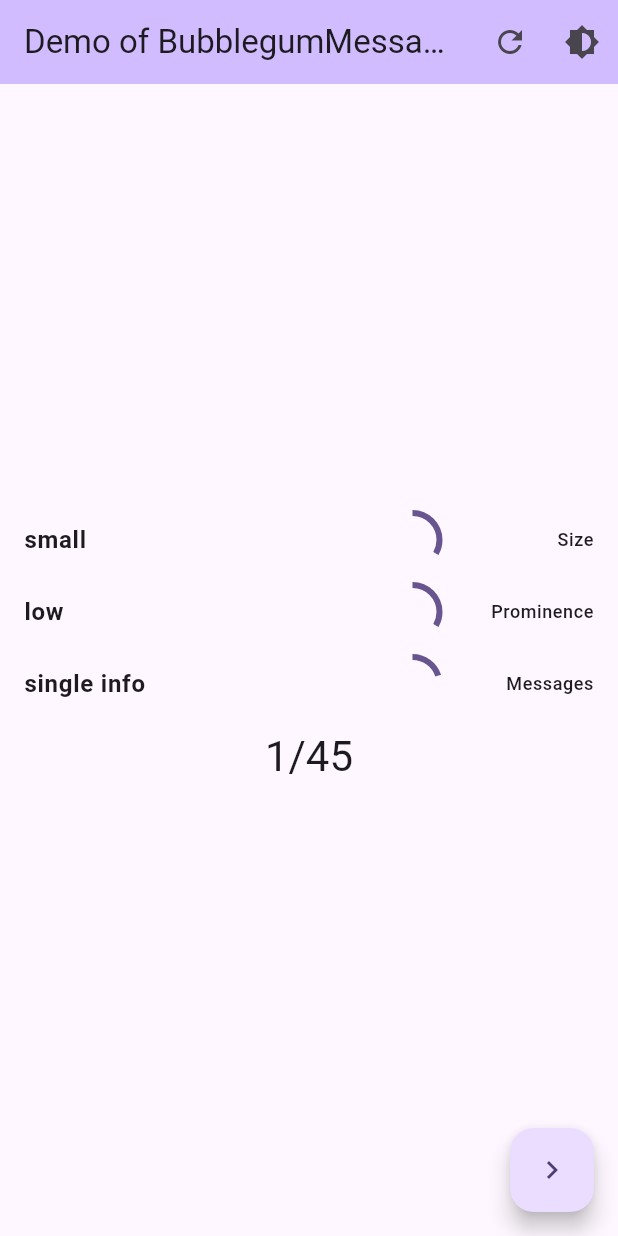
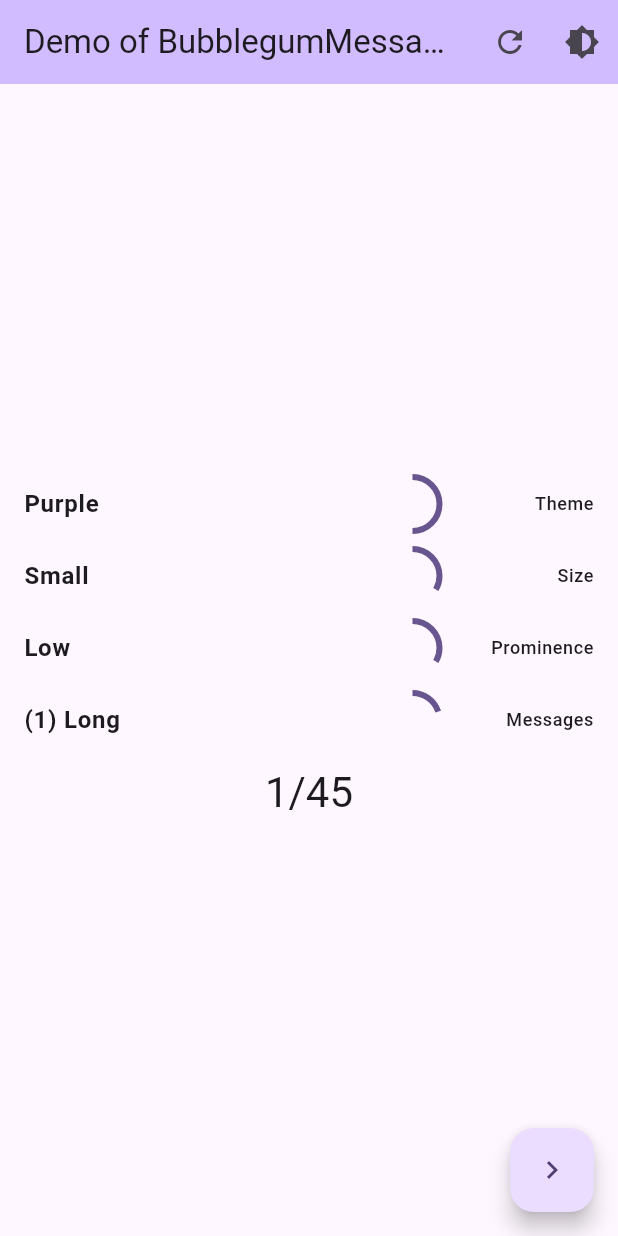
Before and after one commit to flarebyte/message_slot_bubblegum, a Flutter app: the screen it shows after launch, on a phone screen of 412 x 824 dp. Run offline on Flutter 3.47's test engine with Material 3 defaults, Android fonts, the phone set to English and light mode, and no system bars; missing offline and left inert: grand_copperframe, slotboard_copperframe.

Commit message:
Uses Card ListTile

```diff
--- a/example/lib/main.dart
+++ b/example/lib/main.dart
@@ -64,6 +64,8 @@ class _MyAppState extends State<MyApp> {
             mainAxisAlignment: MainAxisAlignment.center,
             children: <Widget>[
               CircularParameterWidget(
+                  title: 'Theme', parameterList: themeData),
+              CircularParameterWidget(
                   title: 'Size', parameterList: loopData.size),
               CircularParameterWidget(
                   title: 'Prominence', parameterList: loopData.prominence),
--- a/example/lib/widget_data.dart
+++ b/example/lib/widget_data.dart
@@ -16,20 +16,20 @@ class IterationData {
   late MultiCircularIterator mainCircularIterator;
   IterationData(){
     slotMessages = CircularParameterList<List<CopperframeMessage>>(
-        label: 'single info',
-        value: [MessageRepo.longInfo]).addParameter('error and info', [
+        label: '(1) Long',
+        value: [MessageRepo.longInfo]).addParameter('(2)', [
       MessageRepo.error,
       MessageRepo.info
-    ]).addParameter('error warning info', [
+    ]).addParameter('(3)', [
       MessageRepo.error,
       MessageRepo.warning,
       MessageRepo.info
-    ]).addParameter('error and info', [
+    ]).addParameter('(4)', [
       MessageRepo.otherError,
       MessageRepo.error,
       MessageRepo.warning,
       MessageRepo.info
-    ]).addParameter('6 messages', [
+    ]).addParameter('(6)', [
       MessageRepo.info,
       MessageRepo.warning,
       MessageRepo.info,
@@ -37,12 +37,12 @@ class IterationData {
       MessageRepo.info,
       MessageRepo.warning,
     ]);
-    prominence = CircularParameterList<String>(label: 'low', value: 'low')
-        .addParameter('medium', 'medium')
-        .addParameter('high', 'high');
-    size = CircularParameterList<String>(label: 'small', value: 'small')
-        .addParameter('medium', 'medium')
-        .addParameter('large', 'large');
+    prominence = CircularParameterList<String>(label: 'Low', value: 'low')
+        .addParameter('Medium', 'medium')
+        .addParameter('High', 'high');
+    size = CircularParameterList<String>(label: 'Small', value: 'small')
+        .addParameter('Medium', 'medium')
+        .addParameter('Large', 'large');
     mainCircularIterator = MultiCircularIterator([prominence, size, slotMessages]);
 
   }
--- a/lib/src/message_slot_material.dart
+++ b/lib/src/message_slot_material.dart
@@ -26,26 +26,37 @@ class BubblegumMessageSlot extends StatelessWidget {
   @override
   Widget build(BuildContext context) {
     return Container(
-      decoration: _buildDecorationByProminence(),
+      decoration: _buildDecorationByProminence(context),
       padding: const EdgeInsets.all(8.0),
       child: _buildSlotContent(context),
     );
   }
 
-  BoxDecoration _buildDecorationByProminence() {
+  BoxDecoration _buildDecorationByProminence(BuildContext context) {
     switch (slot.prominence) {
       case 'low':
-        return BoxDecoration(color: Colors.grey[200]);
+        return BoxDecoration(
+          color: Theme.of(context).cardColor,
+          border: Border.all(
+            width: 1.0,
+          ),
+        );
       case 'medium':
-        return BoxDecoration(color: Colors.white, boxShadow: [
-          BoxShadow(color: Colors.grey.shade400, blurRadius: 2),
-        ]);
+        return BoxDecoration(
+          color: Theme.of(context).cardColor,
+          border: Border.all(
+            width: 2.0,
+          ),
+        );
       case 'high':
-        return BoxDecoration(color: Colors.redAccent, boxShadow: [
-          BoxShadow(color: Colors.red.shade800, blurRadius: 4),
-        ]);
+        return BoxDecoration(
+          color: Theme.of(context).cardColor,
+          border: Border.all(
+            width: 4.0,
+          ),
+        );
       default:
-        return BoxDecoration();
+        return BoxDecoration(color: Theme.of(context).cardColor);
     }
   }
 
@@ -107,13 +118,13 @@ class BubblegumMessageSlot extends StatelessWidget {
   Color _getBadgeColor(CopperframeMessageLevel level) {
     switch (level) {
       case CopperframeMessageLevel.error:
-        return Colors.red;
+        return Colors.red.shade900;
       case CopperframeMessageLevel.warning:
-        return Colors.amber;
+        return Colors.orange.shade700;
       case CopperframeMessageLevel.info:
-        return Colors.blue;
+        return Colors.blue.shade900;
       default:
-        return Colors.grey;
+        return Colors.grey.shade800;
     }
   }
 
@@ -151,9 +162,12 @@ class BubblegumMessageSlot extends StatelessWidget {
         itemCount: displayedMessages.length,
         itemBuilder: (context, index) {
           final msg = displayedMessages[index];
-          return ListTile(
-            title: Text(msg.label),
-            leading: _getIconForMessageLevel(msg.level),
+          return Card(
+            child: ListTile(
+              title: Text(msg.label),
+              leading: _getIconForMessageLevel(msg.level),
+            ),
+            margin: EdgeInsets.fromLTRB(1, 1, 1, 1),
           );
         },
       ),
@@ -163,13 +177,13 @@ class BubblegumMessageSlot extends StatelessWidget {
   Widget _getIconForMessageLevel(CopperframeMessageLevel level) {
     switch (level) {
       case CopperframeMessageLevel.error:
-        return Icon(Icons.error, color: Colors.red);
+        return Icon(Icons.error, color: Colors.red.shade900);
       case CopperframeMessageLevel.warning:
-        return Icon(Icons.warning, color: Colors.amber);
+        return Icon(Icons.warning, color: Colors.orange.shade700);
       case CopperframeMessageLevel.info:
-        return Icon(Icons.info, color: Colors.blue);
+        return Icon(Icons.info, color: Colors.blue.shade900);
       default:
-        return Icon(Icons.message, color: Colors.grey);
+        return Icon(Icons.message, color: Colors.grey.shade800);
     }
   }
 
```
